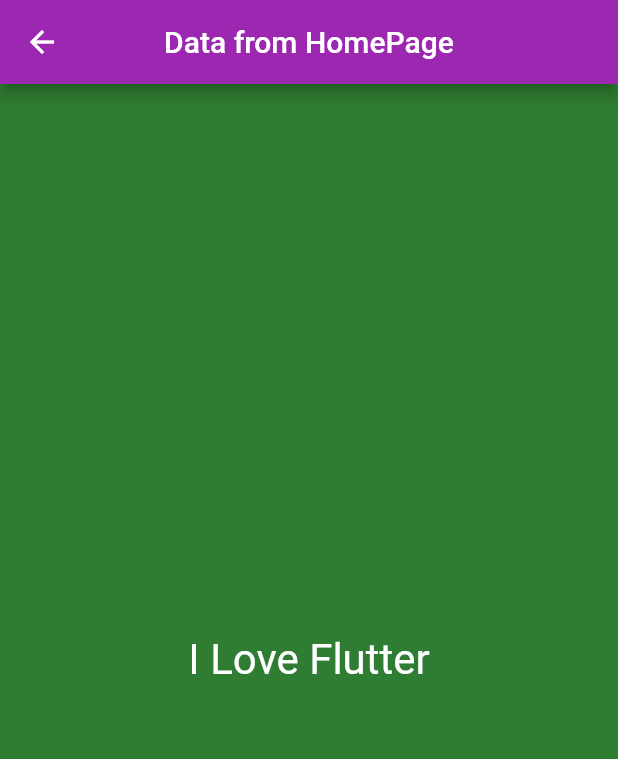
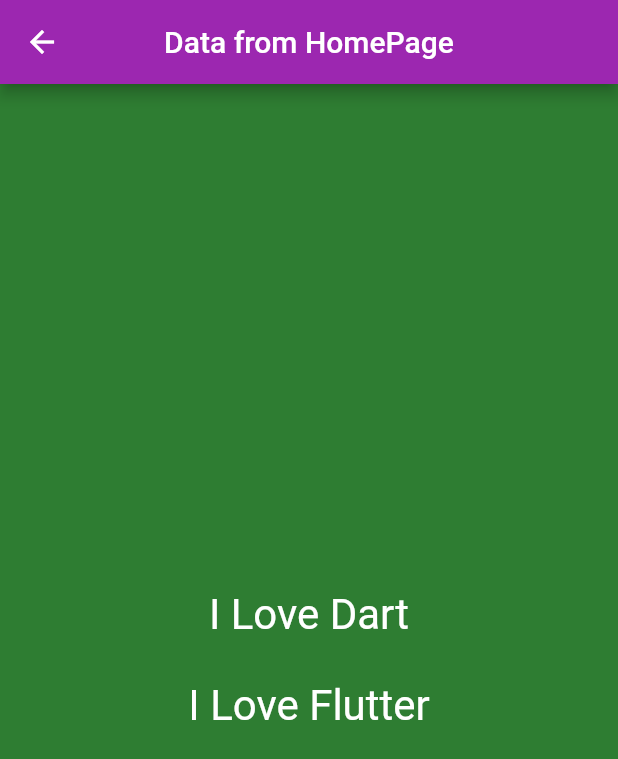
Before and after one commit to bzamanbd/my_flutter_study, a Flutter app: the screen it shows after launch, after a tap on "Go OtherPage", on a phone screen of 412 x 824 dp. Shown: the top 759 px of the screen. Run offline on Flutter 3.47's test engine with Material 2 defaults, Android fonts, the phone set to English and light mode, and no system bars.

Commit message:
done_final

```diff
--- a/lib/pages/home_page.dart
+++ b/lib/pages/home_page.dart
@@ -18,7 +18,9 @@
       // floatingActionButton: ,
       body: Center(
         child: CustomBTN(btnText: 'Go OtherPage',onPressed: (){
-          Navigator.push(context, MaterialPageRoute(builder:(cxt)=>const OtherPage(txt: 'I Love Flutter')));
+          Navigator.push(context, MaterialPageRoute(builder:(cxt)=>const OtherPage(
+            txt: 'I Love Dart',txt2: 'I Love Flutter',
+            )));
         },),
       )
     );
--- a/lib/pages/other_page.dart
+++ b/lib/pages/other_page.dart
@@ -1,7 +1,8 @@
 import 'package:flutter/material.dart';
 class OtherPage extends StatelessWidget {
   final String txt;
-  const OtherPage({Key? key,required this.txt}) : super(key: key);
+  final String txt2;
+  const OtherPage({Key? key,required this.txt,required this.txt2}) : super(key: key);
   @override
   Widget build(BuildContext context) {
     Size size = MediaQuery.of(context).size;
@@ -18,7 +19,11 @@
             height: size.height,
             decoration: BoxDecoration(color: Colors.green[800]),
             alignment: Alignment.center,
-            child: Text(txt,
+            child: Column(
+              mainAxisAlignment: MainAxisAlignment.center,
+              crossAxisAlignment: CrossAxisAlignment.center,
+              children: [
+                Text(txt,
                 style: const TextStyle(
                   fontSize: 28.0,
                   fontStyle: FontStyle.normal,
@@ -26,6 +31,19 @@
                   decoration: TextDecoration.none,
                 ),
                 ),
+                SizedBox(height: size.height/30,),
+
+                Text(txt2,
+                style: const TextStyle(
+                  fontSize: 28.0,
+                  fontStyle: FontStyle.normal,
+                  color: Colors.white,
+                  decoration: TextDecoration.none,
+                ),
+                ),
+
+              ],
+            ),
           ),
         ),
       ),
```
Lines whose indentation alone changed are shown as unchanged.
